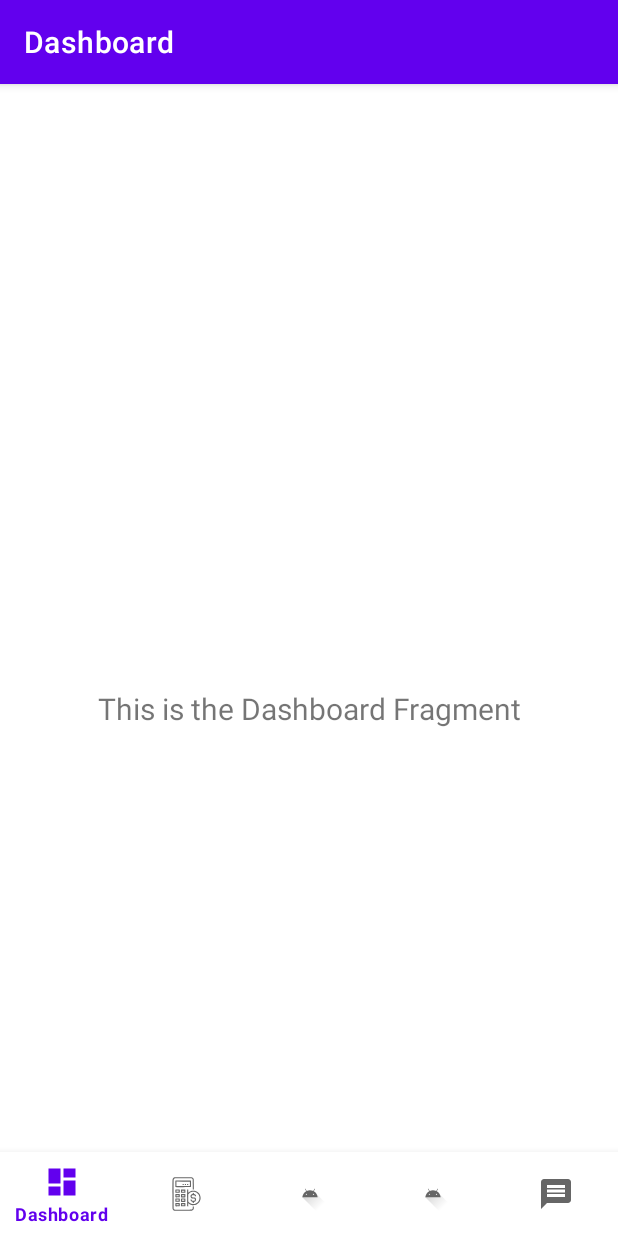
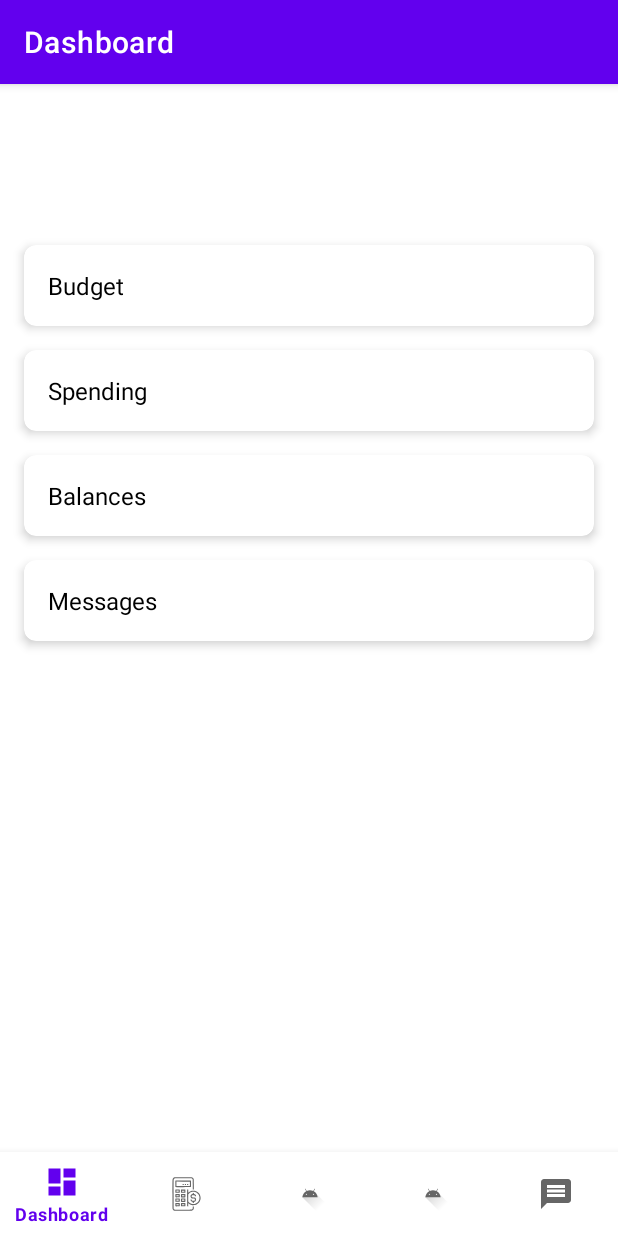
Before and after one commit to utap-s25/MoneyManager, an Android app: the DashboardFragment screen opened through its navigation route, on a phone screen of 412 x 824 dp. Run offline under Robolectric (Android 15) with nearby library versions, the phone set to English and light mode, and no system bars; our stand-ins replace Firebase (no records; nobody signed in at launch, a user with empty details on screens opened directly), navigation-ui.

Commit message:
Added Widgets to Dashboard

```diff
--- a/MoneyManager/app/src/main/java/com/example/moneymanager/ui/dashboard/DashboardFragment.kt
+++ b/MoneyManager/app/src/main/java/com/example/moneymanager/ui/dashboard/DashboardFragment.kt
@@ -1,38 +1,82 @@
 package com.example.moneymanager.ui.dashboard
 
 import android.os.Bundle
+import android.util.Log
 import android.view.LayoutInflater
 import android.view.View
 import android.view.ViewGroup
 import android.widget.TextView
 import androidx.fragment.app.Fragment
 import androidx.lifecycle.ViewModelProvider
+import com.example.moneymanager.R
 import com.example.moneymanager.databinding.FragmentDashboardBinding
+import androidx.navigation.fragment.findNavController
 
 class DashboardFragment : Fragment() {
 
     private var _binding: FragmentDashboardBinding? = null
-
-    // This property is only valid between onCreateView and
-    // onDestroyView.
     private val binding get() = _binding!!
+    private val TAG = "DashboardFragment"
 
     override fun onCreateView(
-        inflater: LayoutInflater,
-        container: ViewGroup?,
+        inflater: LayoutInflater, container: ViewGroup?,
         savedInstanceState: Bundle?
     ): View {
-        val dashboardViewModel =
-            ViewModelProvider(this).get(DashboardViewModel::class.java)
+        val dashboardViewModel = ViewModelProvider(this).get(DashboardViewModel::class.java)
 
         _binding = FragmentDashboardBinding.inflate(inflater, container, false)
         val root: View = binding.root
 
+        // Update textDashboard via the ViewModel
         val textView: TextView = binding.textDashboard
-        dashboardViewModel.text.observe(viewLifecycleOwner) {
-            textView.text = it
+        dashboardViewModel.text.observe(viewLifecycleOwner) { text ->
+            textView.text = text
+            Log.d(TAG, "ViewModel text updated: $text")
         }
+
+        // Add dynamic widgets
+        addDashboardWidgets()
+
         return root
+    }
+
+    private fun addDashboardWidgets() {
+        val widgets = listOf("Budget", "Spending", "Balances", "Messages")
+        val container = binding.widgetContainer
+
+        if (container == null) {
+            Log.e(TAG, "widgetContainer not found in layout!")
+            return
+        }
+
+        // Remove any existing views just in case
+        container.removeAllViews()
+
+        widgets.forEach { widgetName ->
+            // Inflate the widget layout (ensure fragment_dashboard_widget.xml exists and has a TextView with id widget_title)
+            Log.d("WidgetTag", "In the widget list")
+            val widgetView = layoutInflater.inflate(R.layout.fragment_dashboard_widget, container, false)
+            widgetView.findViewById<TextView>(R.id.widget_title)?.text = widgetName
+
+            // Optional: set a click listener to navigate to detailed view
+            widgetView.setOnClickListener {
+                val destinationId = when (widgetName) {
+                    "Budget" -> R.id.navigation_budget
+                    "Spending" -> R.id.navigation_spending
+                    "Balances" -> R.id.navigation_balances
+                    "Messages" -> R.id.navigation_messages
+                    else -> null
+                }
+                destinationId?.let {
+                    // Navigate to the destination defined in your mobile_navigation.xml
+                    findNavController().popBackStack()
+                    findNavController().navigate(it)
+                }
+            }
+
+            container.addView(widgetView)
+            Log.d(TAG, "Added widget: $widgetName")
+        }
     }
 
     override fun onDestroyView() {
--- a/MoneyManager/app/src/main/java/com/example/moneymanager/ui/dashboard/DashboardViewModel.kt
+++ b/MoneyManager/app/src/main/java/com/example/moneymanager/ui/dashboard/DashboardViewModel.kt
@@ -7,7 +7,6 @@ import androidx.lifecycle.ViewModel
 class DashboardViewModel : ViewModel() {
 
     private val _text = MutableLiveData<String>().apply {
-        value = "This is the Dashboard Fragment"
     }
     val text: LiveData<String> = _text
 }
--- a/MoneyManager/app/src/main/res/layout/fragment_dashboard.xml
+++ b/MoneyManager/app/src/main/res/layout/fragment_dashboard.xml
@@ -1,13 +1,15 @@
 <?xml version="1.0" encoding="utf-8"?>
-<androidx.constraintlayout.widget.ConstraintLayout xmlns:android="http://schemas.android.com/apk/res/android"
+<androidx.constraintlayout.widget.ConstraintLayout
+    xmlns:android="http://schemas.android.com/apk/res/android"
     xmlns:app="http://schemas.android.com/apk/res-auto"
     xmlns:tools="http://schemas.android.com/tools"
     android:layout_width="match_parent"
     android:layout_height="match_parent"
     tools:context=".ui.dashboard.DashboardFragment">
 
+    <!-- TextView at the top for dashboard title/content -->
     <TextView
-        android:id="@+id/text_dashboard"
+        android:id="@+id/textDashboard"
         android:layout_width="match_parent"
         android:layout_height="wrap_content"
         android:layout_marginStart="8dp"
@@ -15,8 +17,31 @@
         android:layout_marginEnd="8dp"
         android:textAlignment="center"
         android:textSize="20sp"
+        app:layout_constraintTop_toTopOf="parent"
+        app:layout_constraintStart_toStartOf="parent"
+        app:layout_constraintEnd_toEndOf="parent"/>
+
+    <!-- NestedScrollView to allow scrolling of dynamic widgets -->
+    <androidx.core.widget.NestedScrollView
+        android:id="@+id/widgetScrollView"
+        android:layout_width="0dp"
+        android:layout_height="0dp"
+        app:layout_constraintTop_toBottomOf="@id/textDashboard"
         app:layout_constraintBottom_toBottomOf="parent"
+        app:layout_constraintStart_toStartOf="parent"
         app:layout_constraintEnd_toEndOf="parent"
-        app:layout_constraintStart_toStartOf="parent"
-        app:layout_constraintTop_toTopOf="parent" />
+        android:fillViewport="true"
+        android:padding="8dp">
+
+        <!-- Container for widget views -->
+        <LinearLayout
+            android:id="@+id/widgetContainer"
+            android:layout_width="match_parent"
+            android:layout_height="wrap_content"
+            android:orientation="vertical">
+            <!-- Widgets will be added dynamically here -->
+        </LinearLayout>
+
+    </androidx.core.widget.NestedScrollView>
+
 </androidx.constraintlayout.widget.ConstraintLayout>
--- /dev/null
+++ b/MoneyManager/app/src/main/res/layout/fragment_dashboard_widget.xml
@@ -0,0 +1,29 @@
+<?xml version="1.0" encoding="utf-8"?>
+<androidx.cardview.widget.CardView xmlns:android="http://schemas.android.com/apk/res/android"
+    xmlns:app="http://schemas.android.com/apk/res-auto"
+    android:layout_width="match_parent"
+    android:layout_height="wrap_content"
+    android:layout_margin="8dp"
+    app:cardCornerRadius="8dp"
+    app:cardElevation="4dp"
+    app:cardBackgroundColor="@android:color/white"
+    android:layout_gravity="center">
+
+    <LinearLayout
+    android:orientation="vertical"
+    android:layout_width="match_parent"
+    android:layout_height="match_parent"
+    android:padding="16dp">
+
+    <TextView
+        android:id="@+id/widget_title"
+        android:layout_width="wrap_content"
+        android:layout_height="wrap_content"
+        android:text="Widget Title"
+        android:textSize="16sp"
+        android:textColor="@android:color/black" />
+
+    <!-- Add other widget content like pie chart, etc. -->
+
+    </LinearLayout>
+</androidx.cardview.widget.CardView>
```
Also changed, not shown: MoneyManager/app/src/main/res/layout/activity_main.xml (line endings or trailing spaces).
